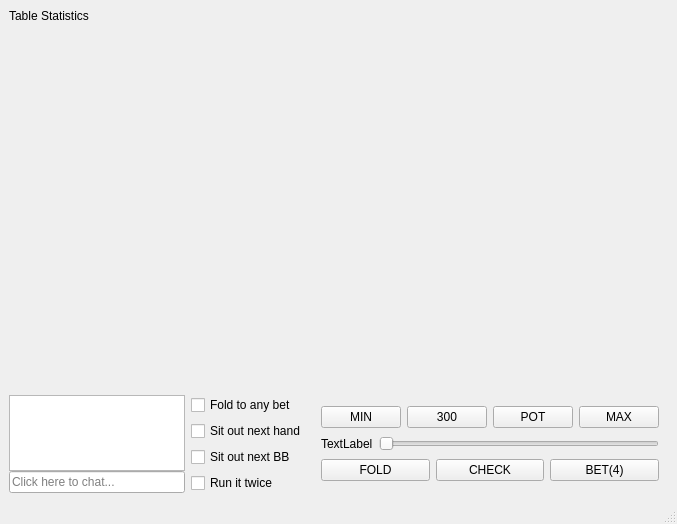
The window that qt-client/table.ui (paunovic/chipup-poker) describes before a commit, drawn with Qt 5.
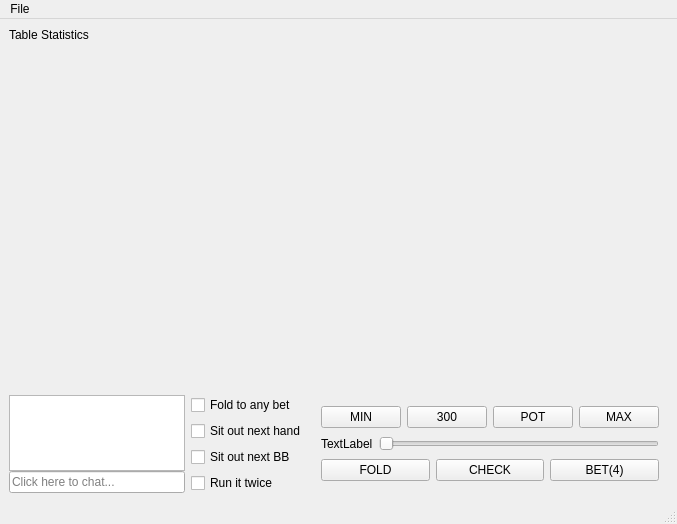
The same window after the commit.

Patch:
```diff
--- a/qt-client/table.ui
+++ b/qt-client/table.ui
@@ -23,7 +23,9 @@
      </widget>
     </item>
     <item>
-     <widget class="QWidget" name="center" native="true"/>
+     <widget class="QWidget" name="centerWrap" native="true">
+      <layout class="QHBoxLayout" name="center"/>
+     </widget>
     </item>
     <item>
      <layout class="QHBoxLayout" name="horizontalLayout">
@@ -231,9 +233,16 @@
      <x>0</x>
      <y>0</y>
      <width>677</width>
-     <height>21</height>
+     <height>28</height>
     </rect>
    </property>
+   <widget class="QMenu" name="menuFile">
+    <property name="title">
+     <string>File</string>
+    </property>
+    <addaction name="actionReload"/>
+   </widget>
+   <addaction name="menuFile"/>
   </widget>
   <widget class="QStatusBar" name="statusbar"/>
  </widget>
```
Left out of the diff: 5 changed lines with no effect on the pictures.
